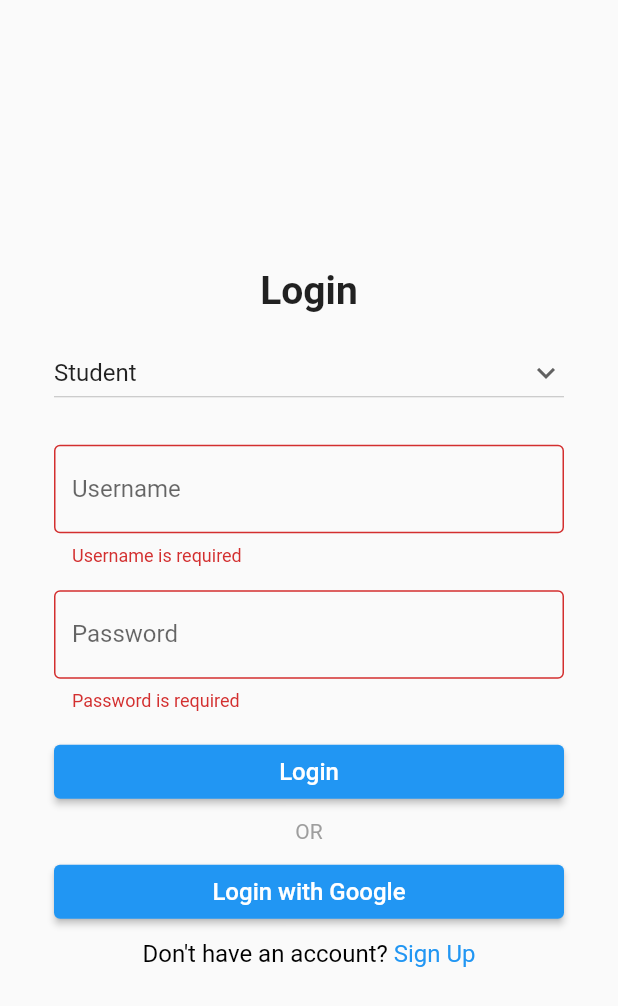
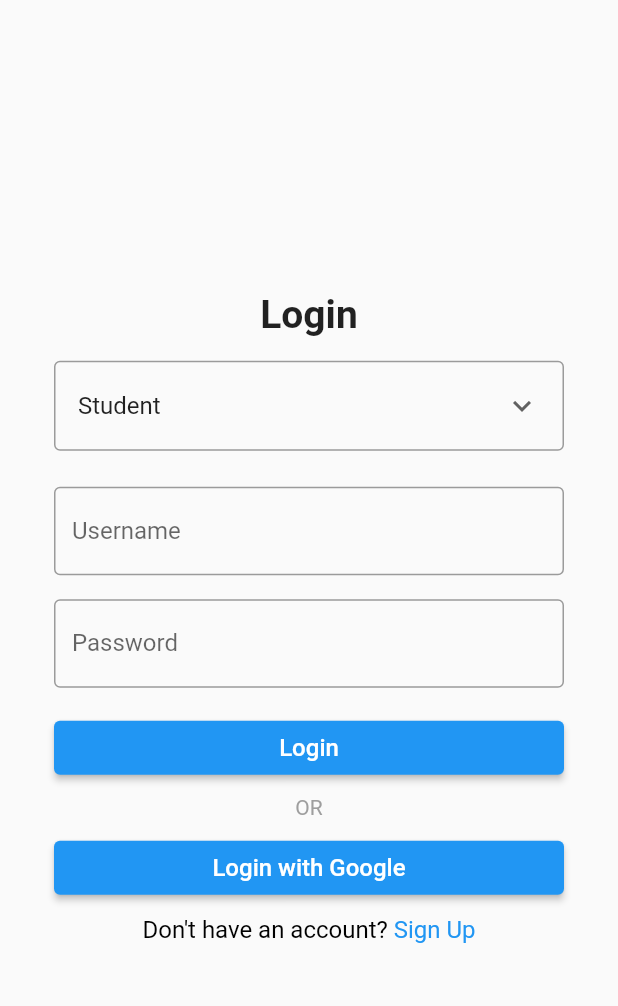
Before and after one commit to nirans2002/hack.app, a Flutter app: the screen it shows after launch, after a tap on "Login with Google", on a phone screen of 412 x 824 dp. Shown: the top 1006 px of the screen. Run offline on Flutter 3.47's test engine with Material 2 defaults, Android fonts, the phone set to English and light mode, and no system bars; our stand-ins replace cached_network_image, flutter_signin_button, google_fonts, settings_ui; missing offline and left inert: razorpay_flutter.

Commit message:
updated Login screen

```diff
--- a/lib/screens/login_screen.dart
+++ b/lib/screens/login_screen.dart
@@ -1,5 +1,6 @@
 import 'package:flutter/gestures.dart';
 import 'package:flutter/material.dart';
+import 'package:flutter_signin_button/flutter_signin_button.dart';
 
 class LoginScreen extends StatefulWidget {
   const LoginScreen({Key? key}) : super(key: key);
@@ -22,16 +23,22 @@ class _LoginScreen extends State<LoginScreen> {
     super.dispose();
   }
 
+  bool isLoading = false;
+
   @override
   Widget build(BuildContext context) {
     final List items = [
-
       'Student',
       'Club',
       'Admin',
     ];
 
-    return Scaffold(
+    return SafeArea(
+      child: isLoading
+          ? const Center(
+              child: CircularProgressIndicator(),
+            )
+          : Scaffold(
               resizeToAvoidBottomInset: false,
               body: Container(
                 margin: const EdgeInsets.fromLTRB(20, 8, 20, 8),
@@ -48,21 +55,29 @@ class _LoginScreen extends State<LoginScreen> {
                           fontSize: 26,
                         ),
                       ),
-
                     ),
                     // Form
                     Form(
                       child: Column(
                         children: <Widget>[
-                  // Dropdown
+                          // Role
                           Padding(
                             padding: const EdgeInsets.fromLTRB(16, 16, 16, 8),
+                            child: InputDecorator(
+                              decoration: const InputDecoration(
+                                border: OutlineInputBorder(),
+                                contentPadding: EdgeInsets.symmetric(
+                                  vertical: 6,
+                                  horizontal: 16,
+                                ),
+                              ),
                               child: DropdownButton(
                                 borderRadius: BorderRadius.circular(8),
                                 isExpanded: true,
+                                underline: Container(),
                                 value: dropdownvalue,
                                 icon: const Icon(Icons.keyboard_arrow_down),
-                       onChanged: ( newValue) {
+                                onChanged: (newValue) {
                                   setState(() {
                                     dropdownvalue = newValue.toString();
                                   });
@@ -75,6 +90,8 @@ class _LoginScreen extends State<LoginScreen> {
                                 }).toList(),
                               ),
                             ),
+                          ),
+
                           // Username
                           Padding(
                             padding: const EdgeInsets.fromLTRB(16, 16, 16, 8),
@@ -83,15 +100,14 @@ class _LoginScreen extends State<LoginScreen> {
                               decoration: InputDecoration(
                                 border: const OutlineInputBorder(),
                                 labelText: 'Username',
-                        errorText: _validateU ? 'Username is required' : null,
-
+                                errorText:
+                                    _validateU ? 'Username is required' : null,
                               ),
                               validator: (value) {
                                 if (value == null) {
                                   return "Please enter some value";
                                 }
                               },
-
                             ),
                           ),
 
@@ -106,14 +122,15 @@ class _LoginScreen extends State<LoginScreen> {
                                 decoration: InputDecoration(
                                   border: const OutlineInputBorder(),
                                   labelText: 'Password',
-                          errorText: _validateP ? 'Password is required' : null,
+                                  errorText: _validateP
+                                      ? 'Password is required'
+                                      : null,
                                 ),
                                 validator: (value) {
                                   if (value == null) {
                                     return "Please enter some value";
                                   }
                                 },
-
                               )),
                         ],
                       ),
@@ -122,8 +139,8 @@ class _LoginScreen extends State<LoginScreen> {
                     // Login button
                     if (dropdownvalue != 'Admin')
                       Padding(
-                padding:
-                    const EdgeInsets.symmetric(horizontal: 16, vertical: 8),
+                        padding: const EdgeInsets.symmetric(
+                            horizontal: 16, vertical: 8),
                         child: ElevatedButton(
                           child: const Text(
                             'Login',
@@ -144,6 +161,8 @@ class _LoginScreen extends State<LoginScreen> {
                           },
                         ),
                       ),
+
+                    // OR
                     if (dropdownvalue != 'Admin')
                       const Center(
                         child: Text(
@@ -156,24 +175,15 @@ class _LoginScreen extends State<LoginScreen> {
 
                     // Login with Google
                     Padding(
-              padding: const EdgeInsets.symmetric(horizontal: 16, vertical: 8),
+                      padding: const EdgeInsets.symmetric(
+                          horizontal: 16, vertical: 8),
                       child: ElevatedButton(
                         child: const Text(
                           'Login with Google',
                           style: TextStyle(fontSize: 16),
                         ),
                         onPressed: () {
-                  setState(() {
-                    _textU.text.isEmpty
-                        ? _validateU = true
-                        : _validateU = false;
-                    _textP.text.isEmpty
-                        ? _validateP = true
-                        : _validateP = false;
-                  });
-                  if (!_validateU && !_validateP) {
-                    Navigator.pushNamed(context, '/home');
-                  }
+                          Null;
                         },
                       ),
                     ),
@@ -186,15 +196,17 @@ class _LoginScreen extends State<LoginScreen> {
                             children: [
                               const TextSpan(
                                 text: 'Don\'t have an account? ',
-                        style: TextStyle(color: Colors.black, fontSize: 16),
+                                style: TextStyle(
+                                    color: Colors.black, fontSize: 16),
                               ),
                               TextSpan(
                                 text: 'Sign Up',
-                        style:
-                            const TextStyle(color: Colors.blue, fontSize: 16),
+                                style: const TextStyle(
+                                    color: Colors.blue, fontSize: 16),
                                 recognizer: TapGestureRecognizer()
                                   ..onTap = () {
-                            Navigator.pushReplacementNamed(context, '/signup');
+                                    Navigator.pushReplacementNamed(
+                                        context, '/signup');
                                   },
                               ),
                             ],
@@ -204,6 +216,7 @@ class _LoginScreen extends State<LoginScreen> {
                   ],
                 ),
               ),
+            ),
     );
   }
 }
--- a/pubspec.yaml
+++ b/pubspec.yaml
@@ -40,10 +40,9 @@ dependencies:
   razorpay_flutter: ^1.2.6
   fluttertoast: ^8.0.8
   settings_ui: ^2.0.2
-
+  flutter_signin_button: ^2.0.0
 
 dev_dependencies:
-
   # The "flutter_lints" package below contains a set of recommended lints to
   # encourage good coding practices. The lint set provided by the package is
   # activated in the `analysis_options.yaml` file located at the root of your
```
Also changed, not shown: lib/screens/signup_screen.dart (+101 -32 lines), pubspec.lock. Lines whose indentation alone changed are shown as unchanged.
